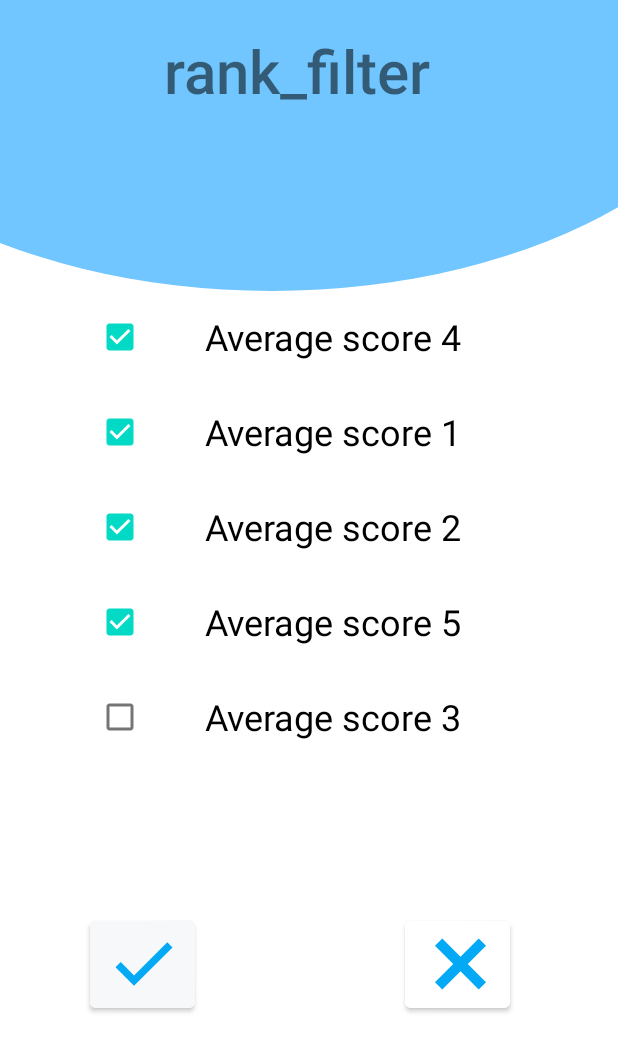
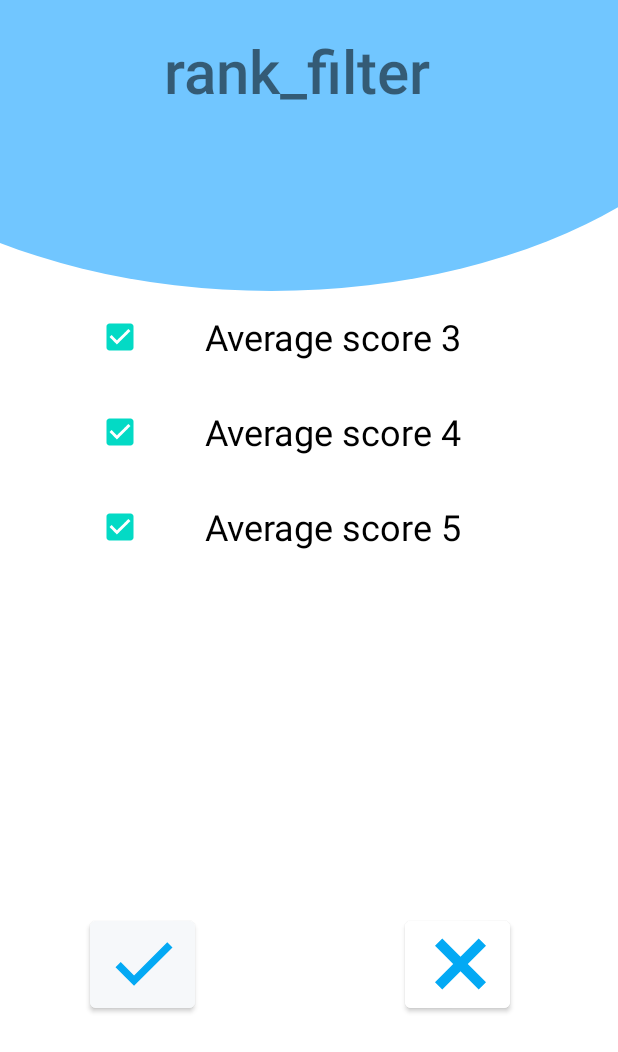
Before and after one commit to 0xAlon/GetJob, an Android app: the rank_filter screen opened directly, with no data from a screen before it, after a tap on "Average score 5", on a phone screen of 412 x 824 dp. Shown: the top 1052 px of the screen. Run offline under Robolectric (Android 15) with nearby library versions, the phone set to English and light mode, and no system bars; 3 other taps on this screen came first.

Commit message:
Working filter (languages and ranks)

```diff
--- a/app/src/main/java/com/team3/getjob/rank_filter.java
+++ b/app/src/main/java/com/team3/getjob/rank_filter.java
@@ -17,57 +17,56 @@ public class rank_filter extends AppCompatActivity {
     protected void onCreate(Bundle savedInstanceState) {
         super.onCreate(savedInstanceState);
         setContentView(R.layout.activity_rank_filter);
-        CheckBox check1 = findViewById(R.id.checkBox);
-        CheckBox check2 = findViewById(R.id.checkBox6);
         CheckBox check3 = findViewById(R.id.checkBox7);
         CheckBox check4 = findViewById(R.id.checkBox8);
         CheckBox check5 = findViewById(R.id.checkBox9);
 
         //Add class implementation
 
-        check1.setOnClickListener(new View.OnClickListener() {
-            @Override
-            public void onClick(View view) {
-                /*if(check1.isChecked())
-                    result.add("1");
-                else
-                    result.remove("1");*/
-            }
-        });
-        check2.setOnClickListener(new View.OnClickListener() {
-            @Override
-            public void onClick(View view) {
-                /*if(check2.isChecked())
-                    result.add("2");
-                else
-                    result.remove("2");*/
-            }
-        });
+
         check3.setOnClickListener(new View.OnClickListener() {
             @Override
             public void onClick(View view) {
-               /* if(check1.isChecked())
-                    result.add("3");
-                else
-                    result.remove("3");*/
+                if(check3.isChecked()) {
+                    if (!Filter_model.s_ranks.contains("3")) {
+                        Filter_model.s_ranks.add("3");
+                    }
+
+                }
+                else{
+                    if (Filter_model.s_ranks.contains("3")) {
+                        Filter_model.s_ranks.remove("3");
+                    }
+                }
             }
         });
         check4.setOnClickListener(new View.OnClickListener() {
             @Override
             public void onClick(View view) {
-                /*if(check4.isChecked())
-                    result.add("4");
+                if (check4.isChecked()){
+                    if (!Filter_model.s_ranks.contains("4")) {
+                        Filter_model.s_ranks.add("4");
+                    }
+            }
                 else
-                    result.remove("4");*/
+                    if (Filter_model.s_ranks.contains("4")) {
+                        Filter_model.s_ranks.remove("4");
+                    }
             }
         });
         check5.setOnClickListener(new View.OnClickListener() {
             @Override
             public void onClick(View view) {
-               /* if(check5.isChecked())
-                    result.add("5");
-                else
-                    result.remove("5");*/
+               if(check5.isChecked()) {
+                   if (!Filter_model.s_ranks.contains("5")) {
+                       Filter_model.s_ranks.add("5");
+                   }
+               }
+                else {
+                   if (Filter_model.s_ranks.contains("5")) {
+                       Filter_model.s_ranks.remove("5");
+                   }
+               }
             }
         });
 
@@ -93,6 +92,5 @@ public class rank_filter extends AppCompatActivity {
             }
         });
         //--------------------------------------------------------------------------
-    //need to add and think how to return this array of rank chocks
     }
 }
--- a/app/src/main/res/layout/activity_rank_filter.xml
+++ b/app/src/main/res/layout/activity_rank_filter.xml
@@ -32,6 +32,21 @@
         android:orientation="vertical">
 
         <CheckBox
+            android:id="@+id/checkBox7"
+            android:layout_width="283dp"
+            android:layout_height="53dp"
+            android:layout_gravity="center_horizontal"
+            android:layout_marginTop="10dp"
+            android:text="@string/average_score_3"
+            android:textAlignment="center"
+            android:textSize="24sp"
+            app:layout_constraintBottom_toBottomOf="parent"
+            app:layout_constraintEnd_toEndOf="parent"
+            app:layout_constraintStart_toStartOf="parent"
+            app:layout_constraintTop_toTopOf="parent"
+            app:layout_constraintVertical_bias="0.532" />
+
+        <CheckBox
             android:id="@+id/checkBox8"
             android:layout_width="283dp"
             android:layout_height="53dp"
@@ -46,35 +61,9 @@
             app:layout_constraintTop_toTopOf="parent"
             app:layout_constraintVertical_bias="0.656" />
 
-        <CheckBox
-            android:id="@+id/checkBox"
-            android:layout_width="283dp"
-            android:layout_height="53dp"
-            android:layout_gravity="center_horizontal"
-            android:layout_marginTop="10dp"
-            android:text="@string/average_score_1"
-            android:textAlignment="center"
-            android:textSize="24sp"
-            app:layout_constraintBottom_toBottomOf="parent"
-            app:layout_constraintEnd_toEndOf="parent"
-            app:layout_constraintStart_toStartOf="parent"
-            app:layout_constraintTop_toTopOf="parent"
-            app:layout_constraintVertical_bias="0.274" />
 
-        <CheckBox
-            android:id="@+id/checkBox6"
-            android:layout_width="283dp"
-            android:layout_height="53dp"
-            android:layout_gravity="center_horizontal"
-            android:layout_marginTop="10dp"
-            android:text="@string/average_score_2"
-            android:textAlignment="center"
-            android:textSize="24sp"
-            app:layout_constraintBottom_toBottomOf="parent"
-            app:layout_constraintEnd_toEndOf="parent"
-            app:layout_constraintStart_toStartOf="parent"
-            app:layout_constraintTop_toTopOf="parent"
-            app:layout_constraintVertical_bias="0.398" />
+
+
 
         <CheckBox
             android:id="@+id/checkBox9"
@@ -91,20 +80,7 @@
             app:layout_constraintTop_toTopOf="parent"
             app:layout_constraintVertical_bias="0.784" />
 
-        <CheckBox
-            android:id="@+id/checkBox7"
-            android:layout_width="283dp"
-            android:layout_height="53dp"
-            android:layout_gravity="center_horizontal"
-            android:layout_marginTop="10dp"
-            android:text="@string/average_score_3"
-            android:textAlignment="center"
-            android:textSize="24sp"
-            app:layout_constraintBottom_toBottomOf="parent"
-            app:layout_constraintEnd_toEndOf="parent"
-            app:layout_constraintStart_toStartOf="parent"
-            app:layout_constraintTop_toTopOf="parent"
-            app:layout_constraintVertical_bias="0.532" />
+
     </LinearLayout>
 
 
```
Also changed, not shown: app/src/main/java/com/team3/getjob/Filter.java (+18 -2 lines), app/src/main/java/com/team3/getjob/Filter_model.java (added, +13 -0 lines), app/src/main/java/com/team3/getjob/Jobs_Pull.java (+94 -46 lines), app/src/main/java/com/team3/getjob/LanguagesActivity.java (+26 -13 lines), 15 other files.
